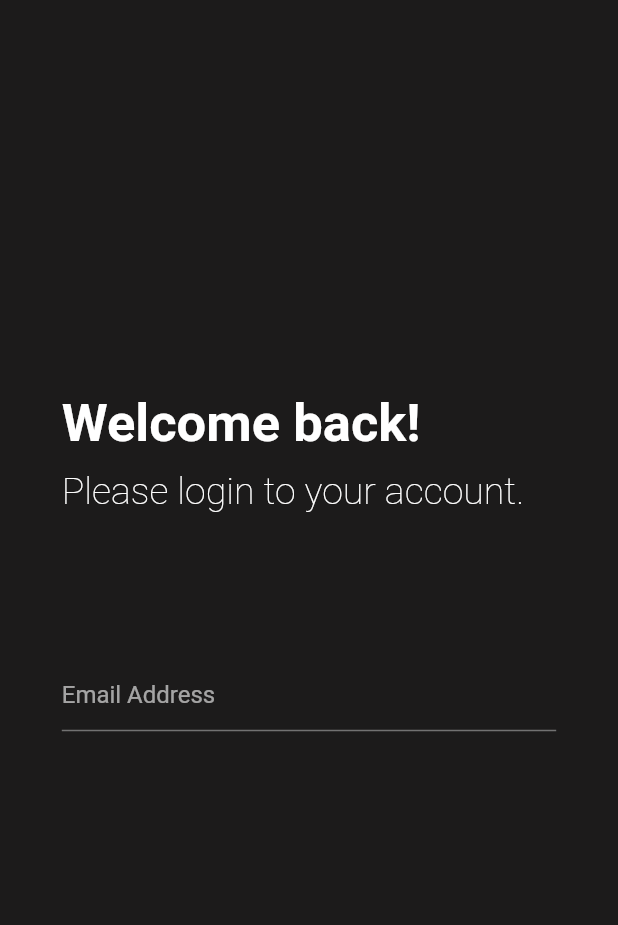
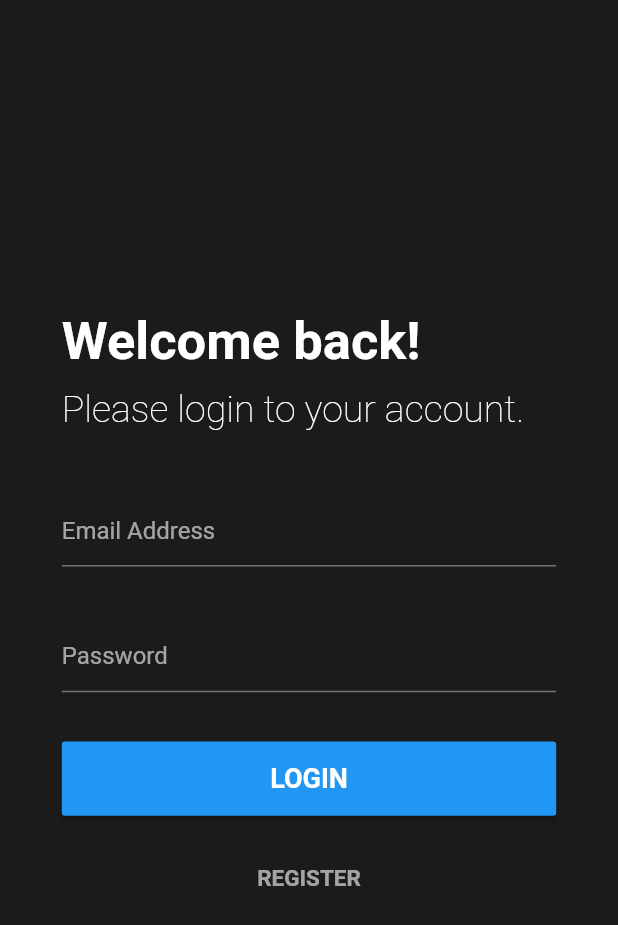
Before and after one commit to Shaqal7/Chatify, a Flutter app: the screen it shows after launch, on a phone screen of 412 x 824 dp. Shown: the top 925 px of the screen. Run offline on Flutter 3.47's test engine with Material 2 defaults, Android fonts, the phone set to English and light mode, and no system bars; our stand-ins replace firebase_analytics; accounts and stored records are empty.

Commit message:
Login Page UI
Part 2

```diff
--- a/lib/pages/login_page.dart
+++ b/lib/pages/login_page.dart
@@ -43,6 +43,8 @@ class _LoginPageState extends State<LoginPage>{
         children: <Widget>[
           _headingWidget(),
           _inputForm(),
+          _loginButton(),
+          _registerButton(),
         ],
       ),
     );
@@ -81,6 +83,7 @@ class _LoginPageState extends State<LoginPage>{
           crossAxisAlignment: CrossAxisAlignment.start,
           children: <Widget>[
             _emailTextField(),
+            _passwordTextField(),
           ],
         ),
       ),
@@ -103,4 +106,59 @@ class _LoginPageState extends State<LoginPage>{
       ),
     );
   }
+
+  Widget _passwordTextField(){
+    return TextFormField(
+      autocorrect: false,
+      obscureText: true,
+      style: TextStyle(color: Colors.white),
+      validator: (_input) {},
+      onSaved: (_input) {},
+      cursorColor: Colors.white,
+      decoration: InputDecoration(
+        hintText: "Password",
+        focusedBorder: UnderlineInputBorder(
+          borderSide: BorderSide(
+              color: Colors.white),
+        ),
+      ),
+    );
+  }
+
+  Widget _loginButton(){
+    return Container(
+      height: _deviceHeight * 0.06,
+      width: _deviceWidth,
+      child: MaterialButton(
+        onPressed: () {},
+        color: Colors.blue,
+        child: Text(
+          "LOGIN",
+          style: TextStyle(
+            fontSize: 18,
+            fontWeight: FontWeight.w700,
+          ),
+        ),
+      ),
+    );
+  }
+
+  Widget _registerButton(){
+    return GestureDetector(
+      onTap: (){},
+        child: Container(
+        height: _deviceHeight * 0.06,
+        width: _deviceWidth,
+        child: Text(
+          "REGISTER",
+          textAlign: TextAlign.center,
+          style: TextStyle(
+            fontSize: 15,
+            fontWeight: FontWeight.w700,
+            color: Colors.white60,
+          ),
+        ),
+      ),
+    );
+  }
 }
```
